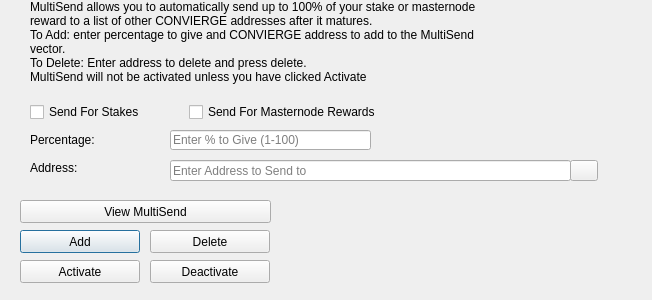
This is src/qt/forms/multisenddialog.ui in ConciergeCoin/Concierge as Qt 5 draws it before an edit. The edited form follows.
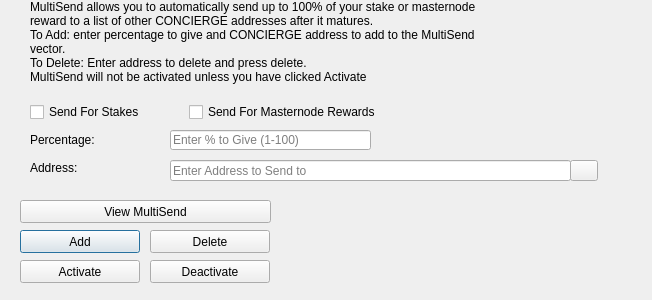
This is the edited form. Icons and pictures are not drawn.

```diff
--- a/src/qt/forms/multisenddialog.ui
+++ b/src/qt/forms/multisenddialog.ui
@@ -61,8 +61,8 @@
     <number>1</number>
    </property>
    <property name="text">
-    <string>MultiSend allows you to automatically send up to 100% of your stake or masternode reward to a list of other CONVIERGE addresses after it matures.
-To Add: enter percentage to give and CONVIERGE address to add to the MultiSend vector.
+    <string>MultiSend allows you to automatically send up to 100% of your stake or masternode reward to a list of other CONCIERGE addresses after it matures.
+To Add: enter percentage to give and CONCIERGE address to add to the MultiSend vector.
 To Delete: Enter address to delete and press delete.
 MultiSend will not be activated unless you have clicked Activate</string>
    </property>
```
